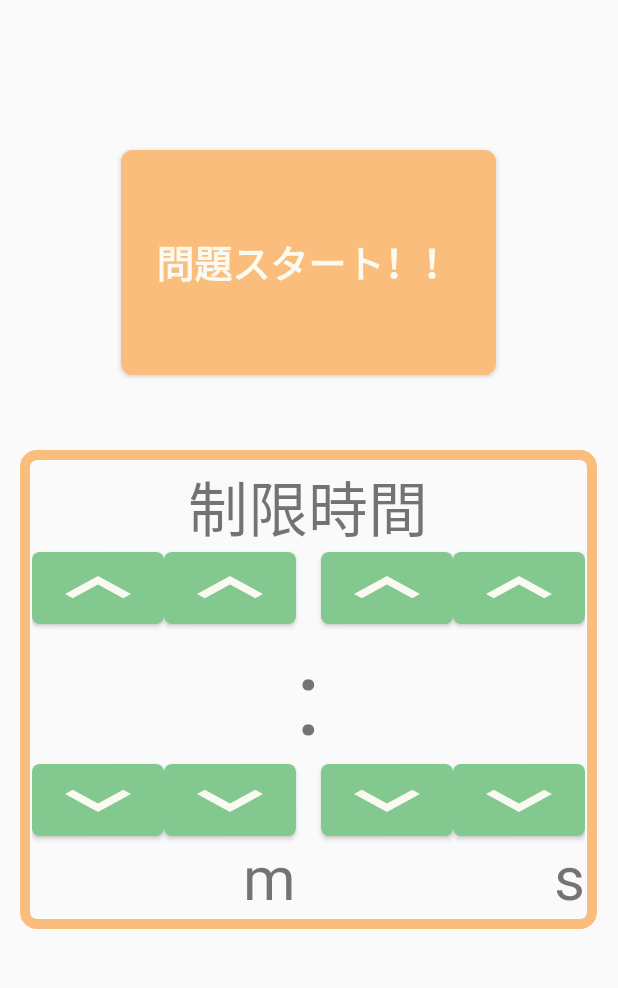
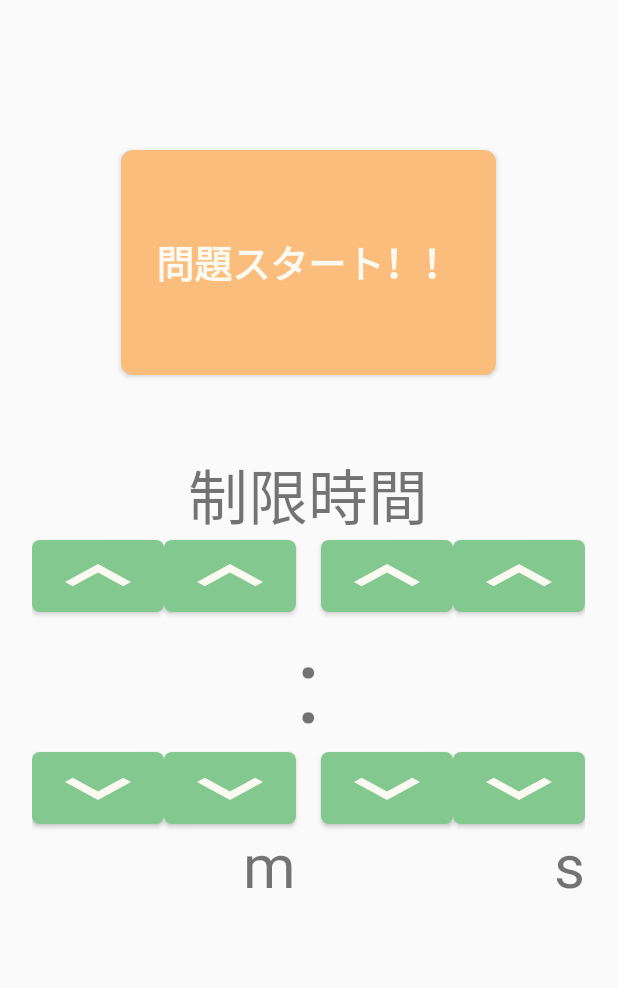
Before and after one commit to f19ba073/GraduaionResearch_13, an Android app: the GamePlayActivity screen opened directly, with no data from a screen before it, on a phone screen of 412 x 824 dp, the part 84-1072 px from its top. Run offline under Robolectric (Android 15) with nearby library versions, the phone set to English and light mode, and no system bars; 5 statements that could not run were skipped.

Commit message:
レイアウトを整えました

```diff
--- a/app/src/main/res/layout/game_play.xml
+++ b/app/src/main/res/layout/game_play.xml
@@ -38,6 +38,8 @@
                 android:layout_marginHorizontal="15dp"
                 android:gravity="left"
                 android:layout_gravity="center_horizontal"
+                android:breakStrategy="simple"
+                android:padding="20dp"
                 android:textSize="30sp"
                 android:background="@drawable/border_color_main"/>
 
--- a/app/src/main/res/layout/game_start.xml
+++ b/app/src/main/res/layout/game_start.xml
@@ -40,9 +40,7 @@
             android:layout_height="wrap_content"
             android:layout_marginTop="50dp"
             android:layout_gravity="center_horizontal"
-            android:columnCount="5"
-            android:background="@drawable/border_color_accent"
-            android:padding="8dp">
+            android:columnCount="5">
 
             <TextView
                 android:layout_width="match_parent"
```
Also changed, not shown: app/src/main/java/com/example/graduaionresearch_13/VocabularyBookGraphActivity.java (+6 -1 lines), app/src/main/res/layout/vocabulary_book_graph.xml (+8 -0 lines).
